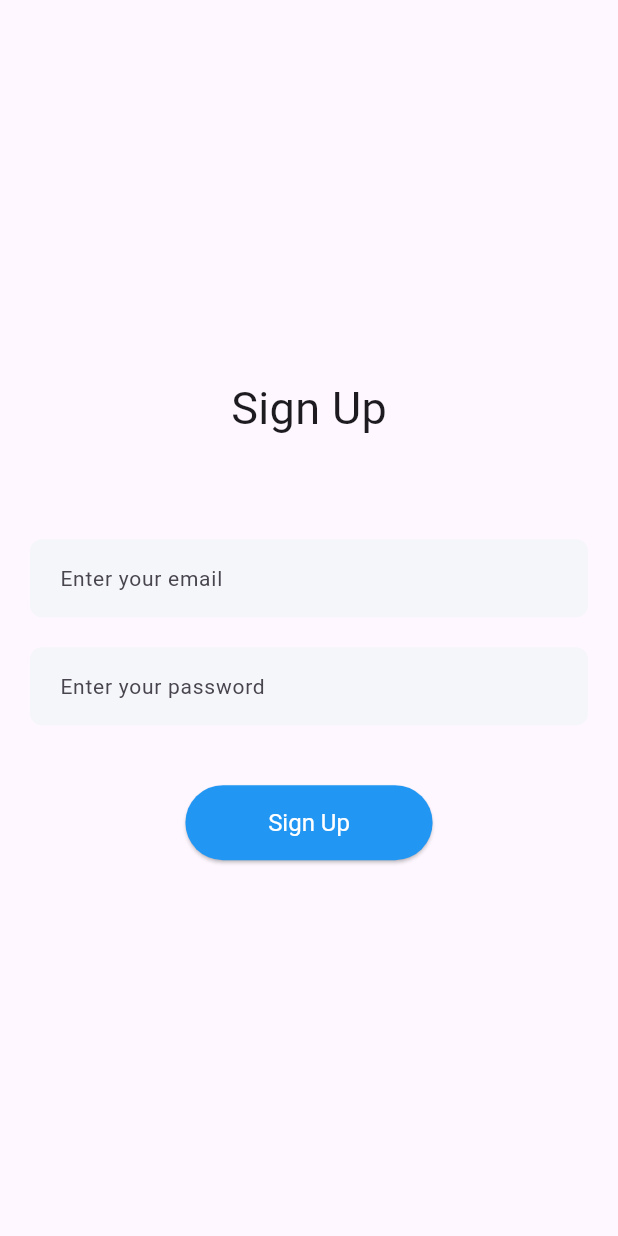
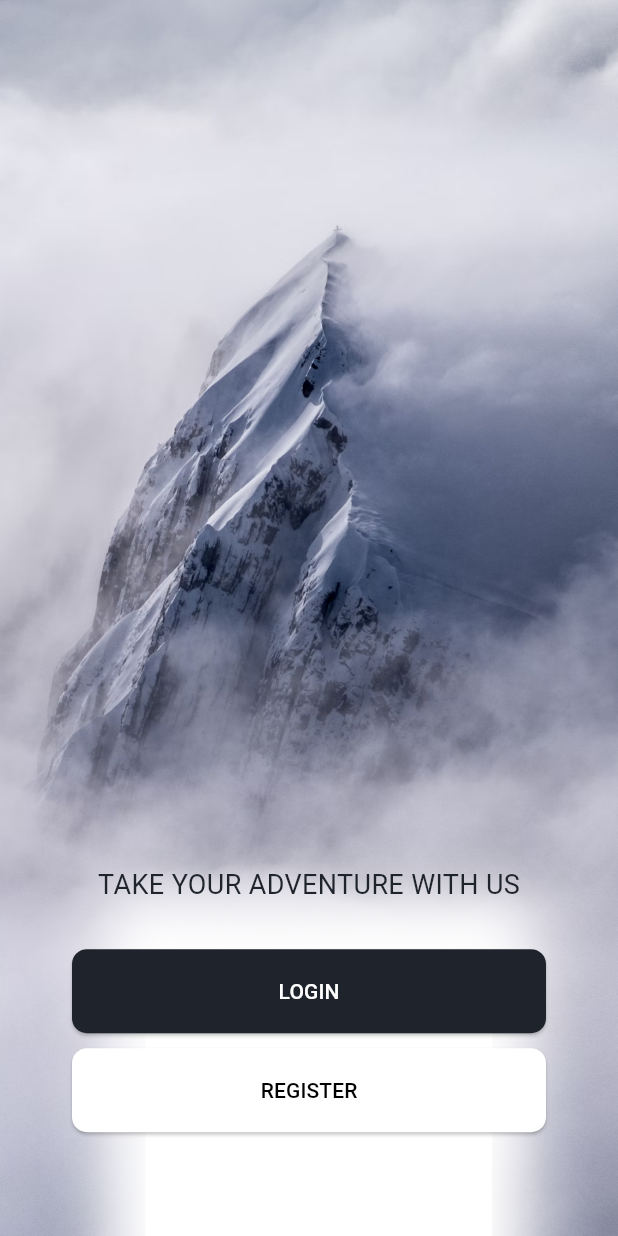
Before and after one commit to adiyuda46/rentV2, a Flutter app: the screen it shows after launch, on a phone screen of 412 x 824 dp. Run offline on Flutter 3.47's test engine with Material 3 defaults, Android fonts, the phone set to English and light mode, and no system bars; our stand-ins replace firebase_auth, firebase_core, google_sign_in; accounts and stored records are empty.

Commit message:
welcome page

```diff
--- a/lib/main.dart
+++ b/lib/main.dart
@@ -6,6 +6,7 @@ import 'package:firebase_auth_demo/screens/login_screen.dart';
 import 'package:firebase_auth_demo/screens/phone_screen.dart';
 import 'package:firebase_auth_demo/screens/signup_email_password_screen.dart';
 import 'package:firebase_auth_demo/screens/splash.dart';
+import 'package:firebase_auth_demo/screens/welcome.dart';
 import 'package:firebase_auth_demo/services/firebase_auth_methods.dart';
 import 'package:firebase_core/firebase_core.dart';
 import 'package:flutter/material.dart';
@@ -42,7 +43,8 @@ class MyApp extends StatelessWidget {
         ),
         home: SplashPage(),
         routes: {
-          //SplashPage.routeName:(context) => SplashPage(),
+          SplashPage.routeName:(context) => SplashPage(),
+          Welcome.routeName:(context) => Welcome(),
           EmailPasswordSignup.routeName: (context) =>
               const EmailPasswordSignup(),
           EmailPasswordLogin.routeName: (context) => const EmailPasswordLogin(),
--- a/lib/screens/splash.dart
+++ b/lib/screens/splash.dart
@@ -1,4 +1,5 @@
 import 'dart:async';
+import 'package:firebase_auth_demo/shared/theme.dart';
 import 'package:flutter/material.dart';
 
 
@@ -16,7 +17,7 @@ class _SplashPageState extends State<SplashPage> {
   void initState() {
     //TODO: implement initState
     Timer(Duration(seconds: 3), (){
-      Navigator.pushReplacementNamed(context, '/signup-email-password');
+      Navigator.pushReplacementNamed(context, '/welcome');
     });
     super.initState();
   }
@@ -24,7 +25,7 @@ class _SplashPageState extends State<SplashPage> {
   @override
   Widget build(BuildContext context) {
     return Scaffold(
-      backgroundColor: Colors.black,
+      backgroundColor: PrimerBlackColor,
       body: Center(
         child: Column(
           mainAxisAlignment: MainAxisAlignment.center,
--- /dev/null
+++ b/lib/screens/welcome.dart
@@ -0,0 +1,98 @@
+import 'package:firebase_auth_demo/services/firebase_auth_methods.dart';
+import 'package:firebase_auth_demo/shared/theme.dart';
+import 'package:firebase_auth_demo/widgets/custom_textfield.dart';
+import 'package:flutter/material.dart';
+import 'package:provider/provider.dart';
+
+class Welcome extends StatefulWidget {
+  static String routeName = '/welcome';
+  const Welcome({Key? key}) : super(key: key);
+
+  @override
+  _WelcomeState createState() => _WelcomeState();
+}
+
+class _WelcomeState extends State<Welcome> {
+  @override
+  Widget build(BuildContext context) {
+    final double tinggi = MediaQuery.of(context).size.height;
+    final double lebar = MediaQuery.of(context).size.width;
+    return Scaffold(
+      body: Stack(
+        children: [
+          Container(
+            height: tinggi,
+            width: lebar,
+            decoration: const BoxDecoration(
+              image: DecorationImage(
+                  image: AssetImage('assets/Welcome.png'), fit: BoxFit.cover),
+            ),
+          ),
+          Center(
+            child: Align(
+              alignment: Alignment.bottomCenter,
+              child: Container(
+                width: lebar,
+                height: tinggi * 0.3,
+                color: Colors.transparent,
+                child: Column(
+                  children: [
+                    Text(
+                      "TAKE YOUR ADVENTURE WITH US",
+                      style: TextStyle(
+                          color: PrimerBlackColor,
+                          fontSize: 18,
+                          fontWeight: FontWeight.normal),
+                    ),
+                    const SizedBox(
+                      height: 30,
+                    ),
+                    ElevatedButton(
+                      onPressed: () {
+                        // Navigator.pushReplacementNamed(context, '/login-email-password');
+                        Navigator.pushNamed(context, '/login-email-password');
+                      },
+                      child: Text(
+                        "LOGIN",
+                        style: TextStyle(color: Colors.white),
+                      ),
+                      style: ElevatedButton.styleFrom(
+                        backgroundColor: PrimerBlackColor,
+                        fixedSize: Size(316, 56),
+                        shape: RoundedRectangleBorder(
+                          borderRadius: BorderRadius.circular(10),
+                        ),
+                      ),
+                    ),
+                    SizedBox(
+                      height: 10,
+                    ),
+                    ElevatedButton(
+                      onPressed: () {
+                        // Navigator.pushReplacementNamed(
+                        //     context, '/signup-email-password');
+                        Navigator.pushNamed(
+                            context, '/signup-email-password');
+                      },
+                      child: Text(
+                        "REGISTER",
+                        style: TextStyle(color: Colors.black),
+                      ),
+                      style: ElevatedButton.styleFrom(
+                        backgroundColor: PrimerWhiteColor,
+                        fixedSize: Size(316, 56),
+                        shape: RoundedRectangleBorder(
+                          borderRadius: BorderRadius.circular(10),
+                        ),
+                      ),
+                    ),
+                  ],
+                ),
+              ),
+            ),
+          )
+        ],
+      ),
+    );
+  }
+}
--- a/pubspec.yaml
+++ b/pubspec.yaml
@@ -54,6 +54,7 @@ dependencies:
   sliding_up_panel: ^2.0.0+1
   sprintf: ^7.0.0
   google_sign_in: any
+  google_fonts: ^6.1.0
 
 dev_dependencies:
   build_runner: ^2.2.1
```
Also changed, not shown: lib/shared/theme.dart (+24 -25 lines), pubspec.lock.
